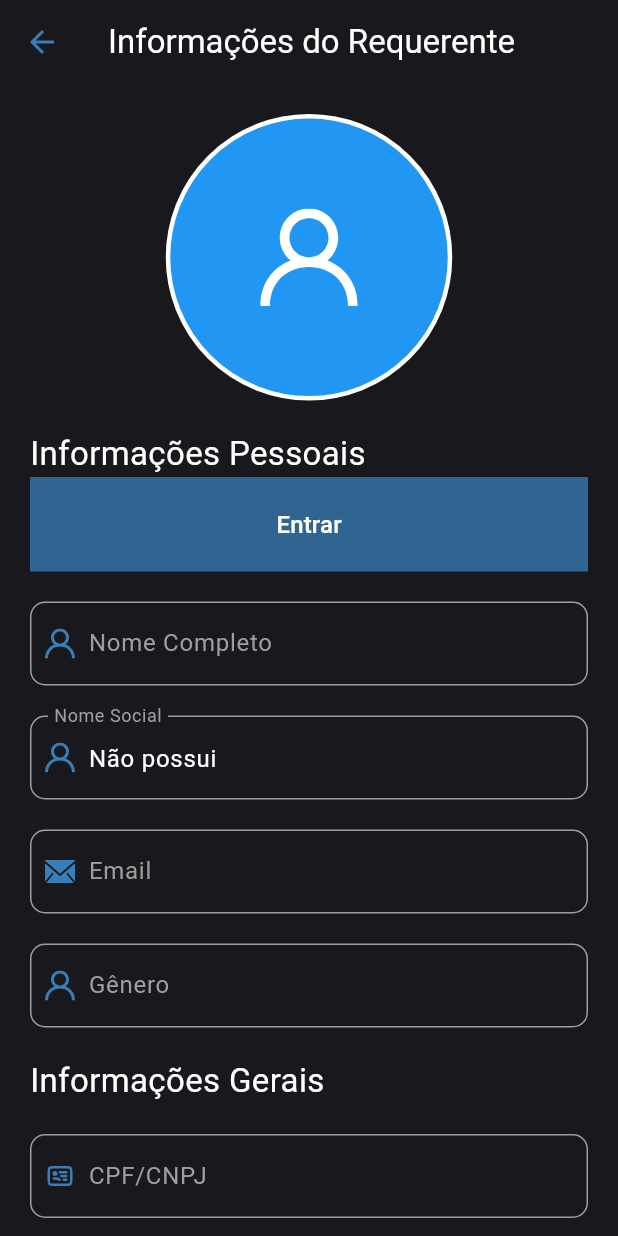
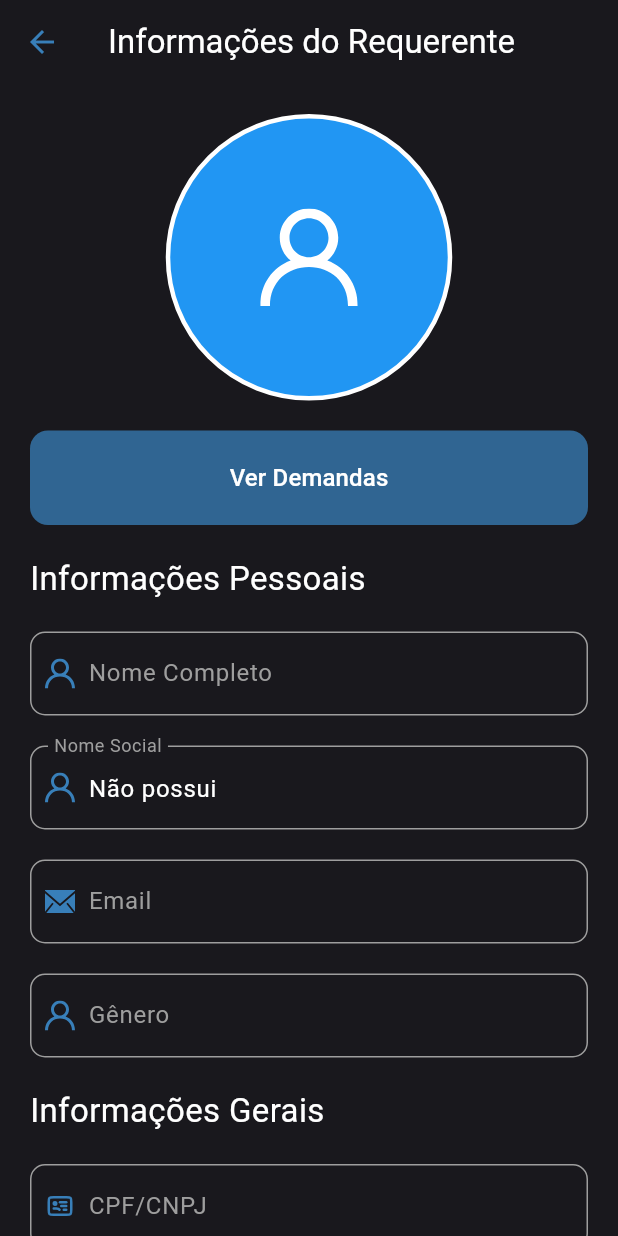
Before and after one commit to jurai-git/jurai-mobile, a Flutter app: the ClientsInformation screen opened directly with empty values, on a phone screen of 412 x 824 dp. Run offline on Flutter 3.47's test engine with Material 3 defaults, Android fonts, the phone set to English and light mode, and no system bars; our stand-ins replace auto_size_text, carousel_slider, either_dart, file_picker, flutter_riverpod, flutter_secure_storage and 3 more; accounts and stored records are empty; generated files the repository leaves out were written again; Roboto replaces fonts that are missing (MPLUSRounded1c).

Commit message:
add: background and borderRadius to button

```diff
--- a/lib/features/home/view/pages/clients_information.dart
+++ b/lib/features/home/view/pages/clients_information.dart
@@ -42,25 +42,26 @@ class _ClientsInformationState extends ConsumerState<ClientsInformation> {
                     margin: EdgeInsets.only(bottom: 20),
                     child: SvgPicture.asset("img/profile.svg", width: 65,),
                   ),
-                  Row(
-                    mainAxisAlignment: MainAxisAlignment.start,
-                    children: [
-                      Text("Informações Pessoais", style: TextStyle(color: Colors.white, fontSize: 22),),
-                    ]
-                  ),
 
                   ElevatedButton(
                     onPressed: (){
                       Navigator.push(context, MaterialPageRoute(builder: (_) => DemandasInformation()));
                     },
                     style: ElevatedButton.styleFrom(
-                        shape: RoundedRectangleBorder(),
+                        shape: RoundedRectangleBorder(borderRadius: BorderRadius.circular(12)),
                         shadowColor: Colors.transparent,
                         backgroundColor: Color.fromRGBO(56, 127, 185, 0.750),
                         fixedSize: Size.fromWidth(MediaQuery.of(context).size.width),
-                        padding: EdgeInsets.symmetric(vertical: 20)
+                        padding: EdgeInsets.symmetric(vertical: 20),
                       ),
-                      child: Text("Entrar", style: TextStyle(color: Colors.white, fontSize: 16)),
+                      child: Text("Ver Demandas", style: TextStyle(color: Colors.white, fontSize: 16)),
+                  ),
+                  SizedBox(height: 20),
+                  Row(
+                    mainAxisAlignment: MainAxisAlignment.start,
+                    children: [
+                      Text("Informações Pessoais", style: TextStyle(color: Colors.white, fontSize: 22),),
+                    ]
                   ),
 
                   TopicInformation(topicName: "Nome Completo  ", topicData: widget.requerente.nome, topicImage: "img/profile.svg", first: true,),
```
